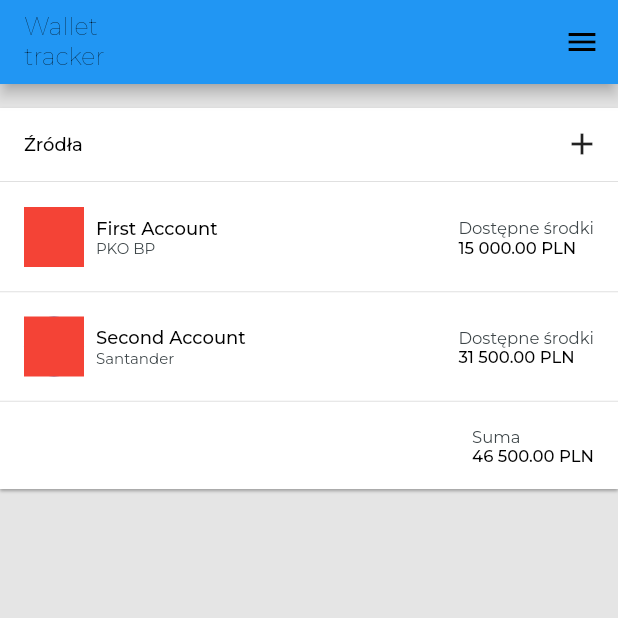
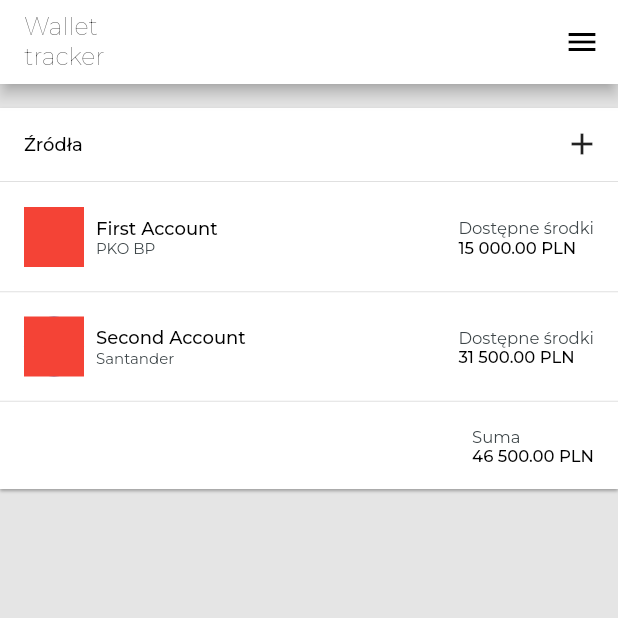
Before and after one commit to krzychudz/wallet-tracker, a Flutter app: the screen it shows after launch, on a phone screen of 412 x 824 dp, the top half of it. Run offline on Flutter 3.47's test engine with Material 2 defaults, Android fonts, the light colour scheme and no system bars; our stand-ins replace equatable, flutter_bloc, google_fonts.

Commit message:
Fix toolbar colors

```diff
--- a/lib/main.dart
+++ b/lib/main.dart
@@ -1,4 +1,5 @@
 import 'package:flutter/material.dart';
+import 'package:flutter/services.dart';
 import 'package:flutter_bloc/flutter_bloc.dart';
 import './screens/home/home_page.dart';
 import 'routes/routes.dart' as Router;
@@ -8,6 +9,9 @@ import './account/repository/account_repository.dart';
 
 void main() {
   runApp(MyApp());
+  SystemChrome.setSystemUIOverlayStyle(SystemUiOverlayStyle(
+    statusBarColor: Colors.white,
+  ));
 }
 
 class MyApp extends StatelessWidget {
--- a/lib/screens/account/add_account.dart
+++ b/lib/screens/account/add_account.dart
@@ -9,6 +9,7 @@ class AddAccountScreen extends StatelessWidget {
   Widget build(BuildContext context) {
     return Scaffold(
       appBar: AppBar(
+        backgroundColor: Theme.of(context).primaryColor,
         title: Text(
           "Dodaj konto",
           style: Theme.of(context).textTheme.headline1,
--- a/lib/screens/home/home_view.dart
+++ b/lib/screens/home/home_view.dart
@@ -120,6 +120,7 @@ class HomeView extends StatelessWidget {
   Widget build(BuildContext context) {
     return Scaffold(
       appBar: AppBar(
+        backgroundColor: Theme.of(context).primaryColor,
         title: Text(
           "Wallet\ntracker",
           style: Theme.of(context).textTheme.headline1,
```
